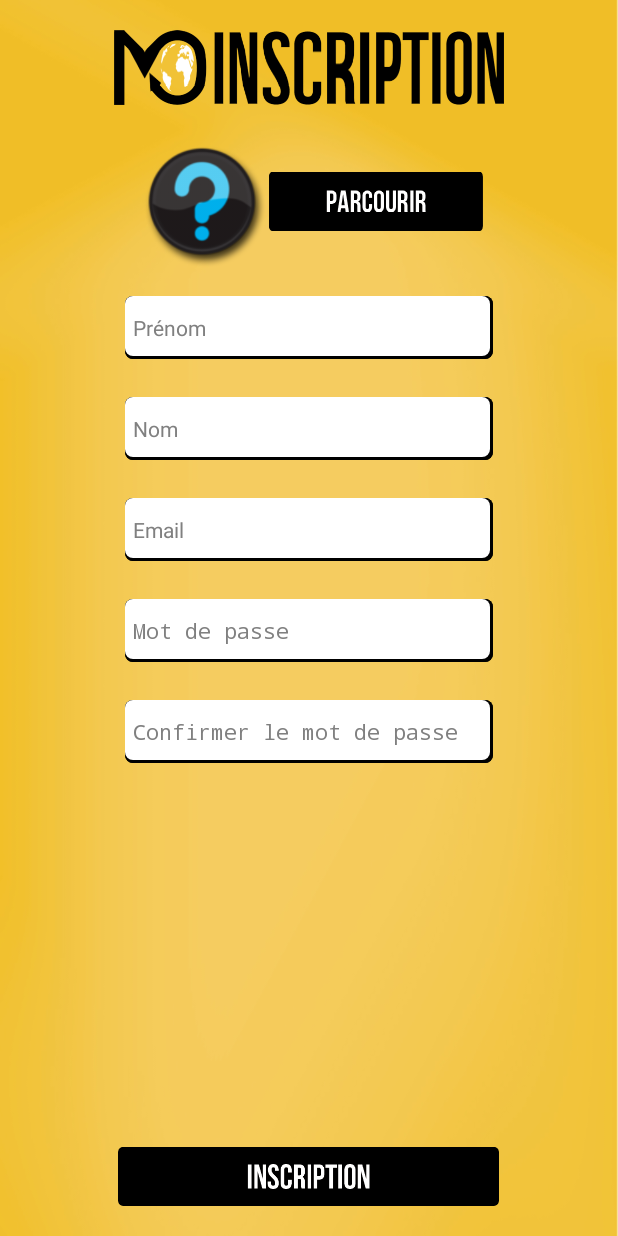
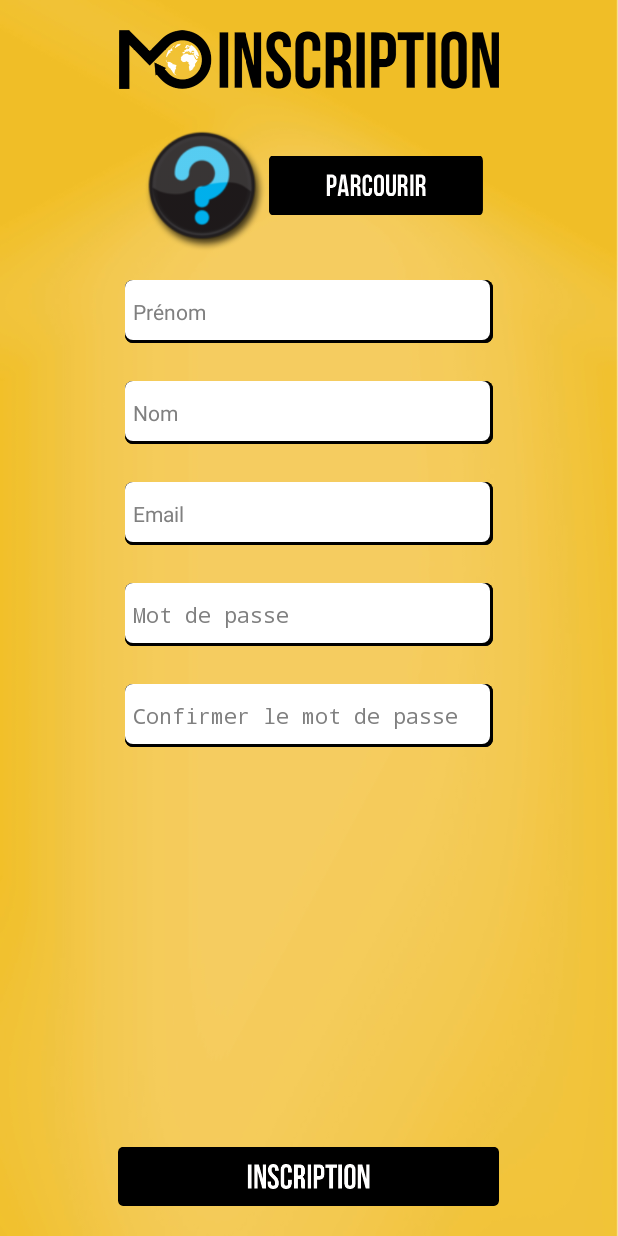
Before and after one commit to fulleco/moveon, an Android app: the RegisterActivity screen opened directly, with no data from a screen before it, on a phone screen of 412 x 824 dp. Run offline under Robolectric (Android 15) with nearby library versions, the phone set to English and light mode, and no system bars.

Commit message:
Correction logo

```diff
--- a/ProjectMoveOn/app/src/main/res/layout/activity_register.xml
+++ b/ProjectMoveOn/app/src/main/res/layout/activity_register.xml
@@ -8,8 +8,8 @@
 
    <ImageView
         android:id="@+id/logo"
-        android:layout_width="260dp"
-        android:layout_height="50dp"
+        android:layout_width="wrap_content"
+        android:layout_height="wrap_content"
         android:layout_alignParentTop="true"
         android:layout_centerHorizontal="true"
         android:layout_marginTop="20dp"
@@ -17,7 +17,7 @@
         android:adjustViewBounds="true"
         android:visibility="visible"
         android:background="@drawable/inscription_loader"
-        android:scaleType="fitCenter" />
+        android:scaleType="centerCrop" />
 
     <LinearLayout
         android:id="@+id/linear_photo"
```
